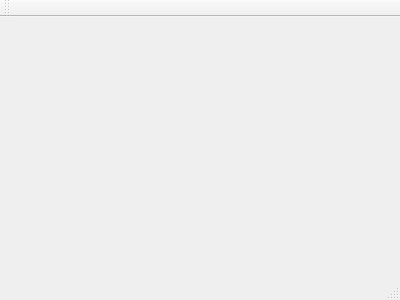
This is ImageFourierTransform/MainWindow.ui in joelrandria/maths_tp2_final as Qt 5 draws it before an edit. The edited form follows.
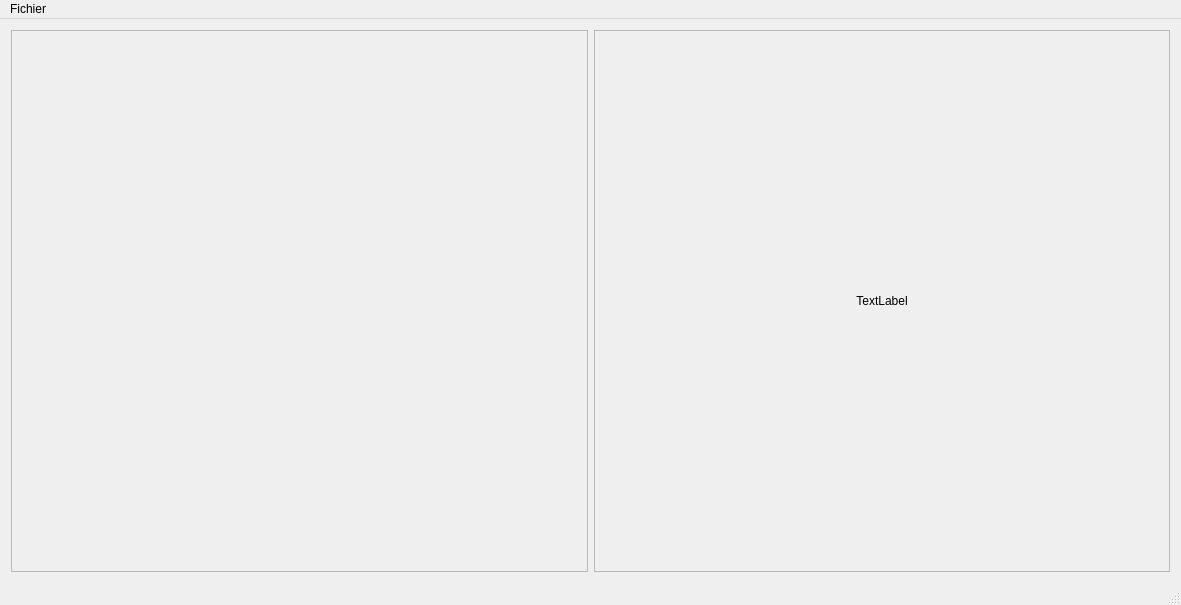
This is the edited form. Icons and pictures are not drawn.

Commit message: [Images]  + Avancement des bases

```diff
--- a/ImageFourierTransform/MainWindow.ui
+++ b/ImageFourierTransform/MainWindow.ui
@@ -1,24 +1,84 @@
 <ui version="4.0">
  <class>MainWindow</class>
- <widget class="QMainWindow" name="MainWindow" >
-  <property name="geometry" >
+ <widget class="QMainWindow" name="MainWindow">
+  <property name="geometry">
    <rect>
     <x>0</x>
     <y>0</y>
-    <width>400</width>
-    <height>300</height>
+    <width>1181</width>
+    <height>605</height>
    </rect>
   </property>
   <property name="windowTitle" >
    <string>MainWindow</string>
   </property>
-  <widget class="QMenuBar" name="menuBar" />
-  <widget class="QToolBar" name="mainToolBar" />
-  <widget class="QWidget" name="centralWidget" />
-  <widget class="QStatusBar" name="statusBar" />
+  <widget class="QWidget" name="centralWidget">
+   <layout class="QGridLayout" name="gridLayout">
+    <item row="0" column="0">
+     <widget class="QLabel" name="baseImageLabel">
+      <property name="frameShape">
+       <enum>QFrame::StyledPanel</enum>
+      </property>
+      <property name="text">
+       <string/>
+      </property>
+      <property name="pixmap">
+       <pixmap resource="ImageFourier.qrc">:/Images/ucbl.png</pixmap>
+      </property>
+      <property name="alignment">
+       <set>Qt::AlignCenter</set>
+      </property>
+     </widget>
+    </item>
+    <item row="0" column="1">
+     <widget class="QLabel" name="testLabel">
+      <property name="frameShape">
+       <enum>QFrame::StyledPanel</enum>
+      </property>
+      <property name="text">
+       <string>TextLabel</string>
+      </property>
+      <property name="alignment">
+       <set>Qt::AlignCenter</set>
+      </property>
+     </widget>
+    </item>
+   </layout>
+  </widget>
+  <widget class="QMenuBar" name="menuBar">
+   <property name="geometry">
+    <rect>
+     <x>0</x>
+     <y>0</y>
+     <width>1181</width>
+     <height>25</height>
+    </rect>
+   </property>
+   <widget class="QMenu" name="menuFichier">
+    <property name="title">
+     <string>Fichier</string>
+    </property>
+    <addaction name="actionOpen"/>
+    <addaction name="separator"/>
+    <addaction name="actionQuit"/>
+   </widget>
+   <addaction name="menuFichier"/>
+  </widget>
+  <widget class="QStatusBar" name="statusBar"/>
+  <action name="actionOpen">
+   <property name="text">
+    <string>Ouvrir...</string>
+   </property>
+  </action>
+  <action name="actionQuit">
+   <property name="text">
+    <string>Quitter</string>
+   </property>
+  </action>
  </widget>
- <layoutDefault spacing="6" margin="11" />
- <pixmapfunction></pixmapfunction>
- <resources/>
+ <layoutdefault spacing="6" margin="11"/>
+ <resources>
+  <include location="ImageFourier.qrc"/>
+ </resources>
  <connections/>
 </ui>
```
Left out of the diff: 3 changed lines with no effect on the pictures. The commit also changes 9 other files.
